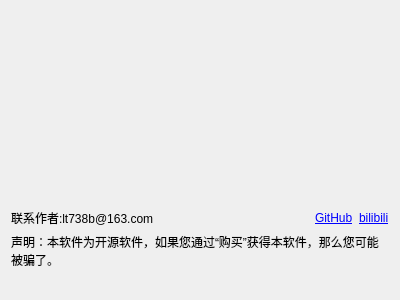
First picture: the form in QtWindows/About.ui, repository Tao68a660f3/LED_Simulator, before the edit.
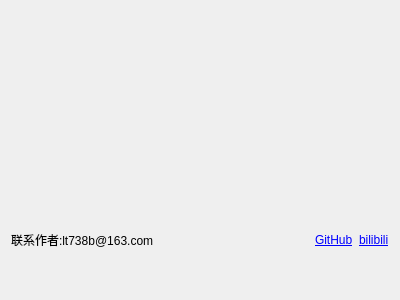
Second picture: the form after the edit.

```diff
--- a/QtWindows/About.ui
+++ b/QtWindows/About.ui
@@ -19,7 +19,7 @@
   <property name="windowTitle">
    <string>Form</string>
   </property>
-  <layout class="QVBoxLayout" name="verticalLayout_2" stretch="0,1,0,0">
+  <layout class="QVBoxLayout" name="verticalLayout_2" stretch="3,14,2,1">
    <item>
     <widget class="QLabel" name="label_Version">
      <property name="font">
@@ -89,7 +89,7 @@
        <item>
         <widget class="QLabel" name="label_Declare">
          <property name="text">
-          <string>声明：本软件为开源软件，如果您通过“购买”获得本软件，那么您可能被骗了。</string>
+          <string/>
          </property>
          <property name="alignment">
           <set>Qt::AlignLeading|Qt::AlignLeft|Qt::AlignVCenter</set>
```
